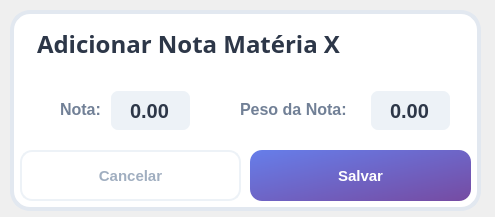
The window that v2/UI/Dialog - add.nota.ui (renancorreia27/Gestor-Academico) describes before a commit, drawn with Qt 5.
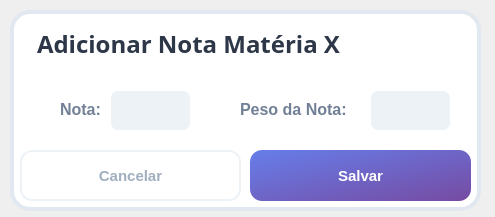
The same window after the commit.

What changed in the file:
```diff
--- a/v2/UI/Dialog - add.nota.ui
+++ b/v2/UI/Dialog - add.nota.ui
@@ -250,6 +250,9 @@
      <property name="buttonSymbols">
       <enum>QAbstractSpinBox::NoButtons</enum>
      </property>
+     <property name="specialValueText">
+      <string> </string>
+     </property>
      <property name="maximum">
       <double>10.000000000000000</double>
      </property>
@@ -335,6 +338,9 @@
      <property name="buttonSymbols">
       <enum>QAbstractSpinBox::NoButtons</enum>
      </property>
+     <property name="specialValueText">
+      <string> </string>
+     </property>
      <property name="maximum">
       <double>10.000000000000000</double>
      </property>
```
